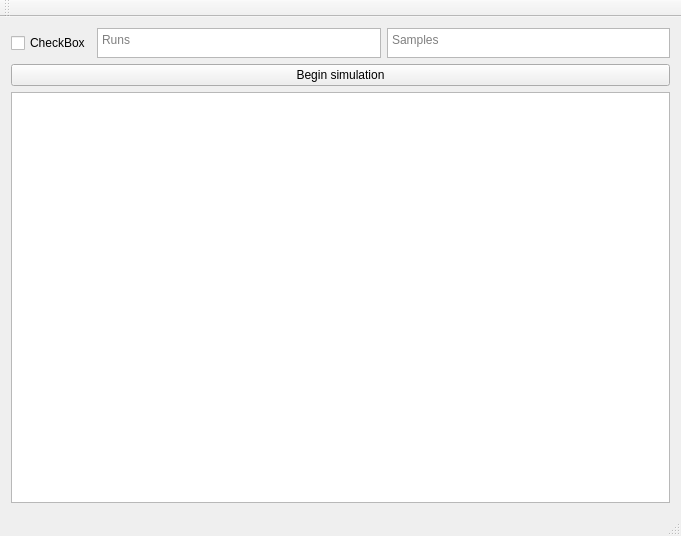
Above: mainwindow.ui from ragrag/Queue-Simulation-QT before the change. Below: the same form after it.
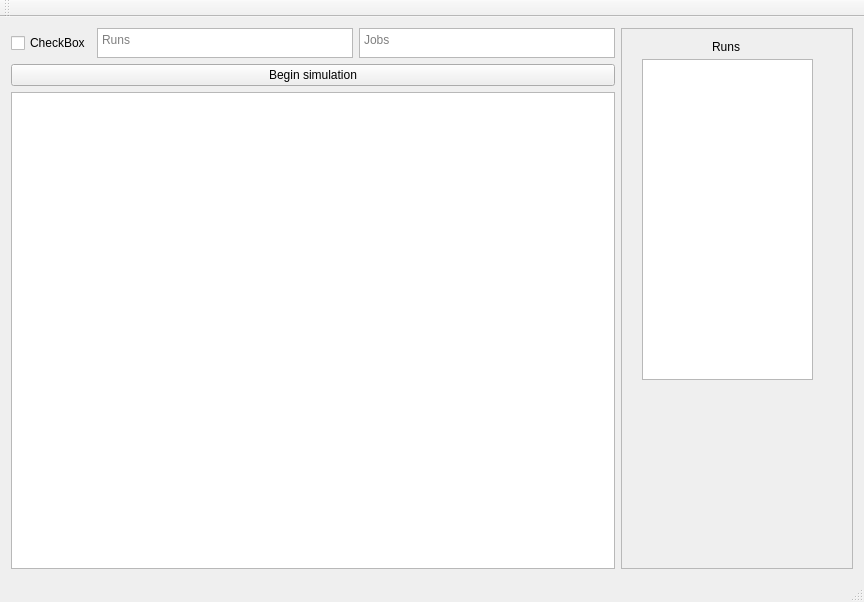
That is the form after the change.

Commit message: some fuckin gui elements

Diff of the .ui file:
```diff
--- a/mainwindow.ui
+++ b/mainwindow.ui
@@ -6,14 +6,18 @@
    <rect>
     <x>0</x>
     <y>0</y>
-    <width>681</width>
-    <height>536</height>
+    <width>864</width>
+    <height>602</height>
    </rect>
   </property>
   <property name="windowTitle">
    <string>MainWindow</string>
   </property>
   <widget class="QWidget" name="centralWidget">
+   <layout class="QVBoxLayout" name="verticalLayout_2">
+    <item>
+     <layout class="QHBoxLayout" name="horizontalLayout_2">
+      <item>
    <layout class="QVBoxLayout" name="verticalLayout">
     <item>
      <layout class="QHBoxLayout" name="horizontalLayout">
@@ -52,7 +56,7 @@
          </size>
         </property>
         <property name="placeholderText">
-         <string>Samples</string>
+             <string>Jobs</string>
         </property>
        </widget>
       </item>
@@ -69,6 +73,50 @@
      <widget class="QTextBrowser" name="resultTextBox"/>
     </item>
    </layout>
+      </item>
+      <item>
+       <widget class="QScrollArea" name="scrollArea">
+        <property name="widgetResizable">
+         <bool>true</bool>
+        </property>
+        <widget class="QWidget" name="scrollAreaWidgetContents_2">
+         <property name="geometry">
+          <rect>
+           <x>0</x>
+           <y>0</y>
+           <width>220</width>
+           <height>511</height>
+          </rect>
+         </property>
+         <widget class="QListView" name="runsList">
+          <property name="geometry">
+           <rect>
+            <x>20</x>
+            <y>30</y>
+            <width>171</width>
+            <height>321</height>
+           </rect>
+          </property>
+         </widget>
+         <widget class="QLabel" name="runsLabel">
+          <property name="geometry">
+           <rect>
+            <x>90</x>
+            <y>10</y>
+            <width>61</width>
+            <height>16</height>
+           </rect>
+          </property>
+          <property name="text">
+           <string>Runs</string>
+          </property>
+         </widget>
+        </widget>
+       </widget>
+      </item>
+     </layout>
+    </item>
+   </layout>
   </widget>
   <widget class="QMenuBar" name="menuBar">
    <property name="geometry">
```
Left out of the diff: 2 changed lines with no effect on the pictures. Lines whose indentation alone changed are shown as unchanged. The commit also changes 1 other file.
